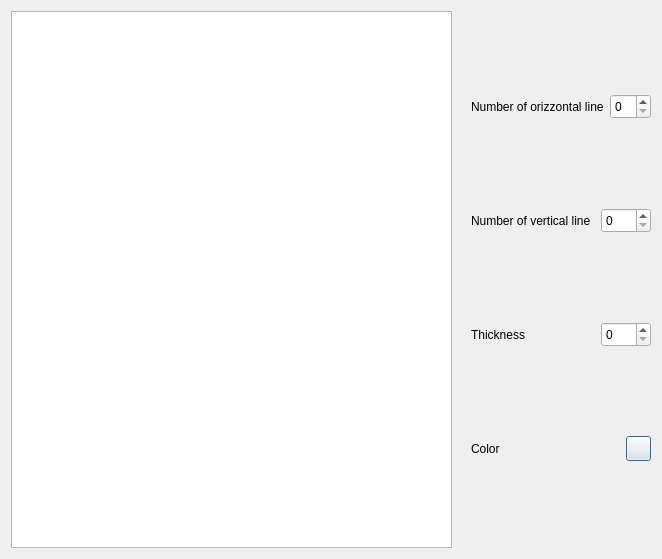
The window that src/sheet/dialog_sheet.ui (giacomogroppi/writernote-qt) describes before a commit, drawn with Qt 5.
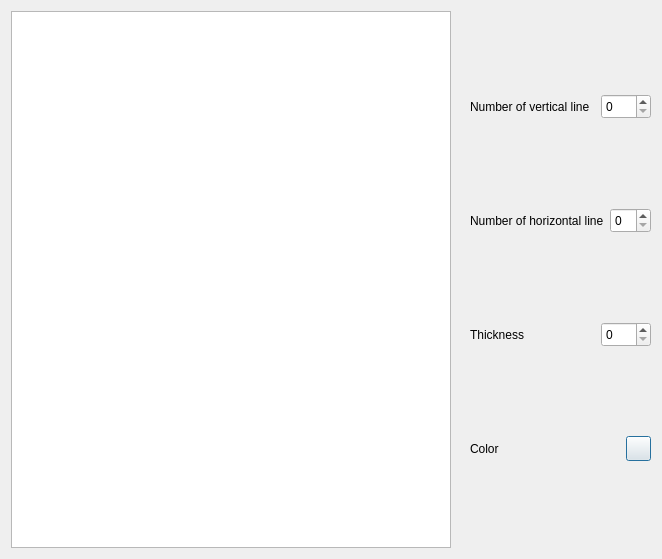
The same window after the commit.

What changed in the file:
```diff
--- a/src/sheet/dialog_sheet.ui
+++ b/src/sheet/dialog_sheet.ui
@@ -36,7 +36,7 @@
          <item>
           <widget class="QLabel" name="label_orizzontal">
            <property name="text">
-            <string>Number of orizzontal line</string>
+            <string>Number of vertical line</string>
            </property>
           </widget>
          </item>
@@ -63,7 +63,7 @@
             </size>
            </property>
            <property name="text">
-            <string>Number of vertical line</string>
+            <string>Number of horizontal line</string>
            </property>
           </widget>
          </item>
```
